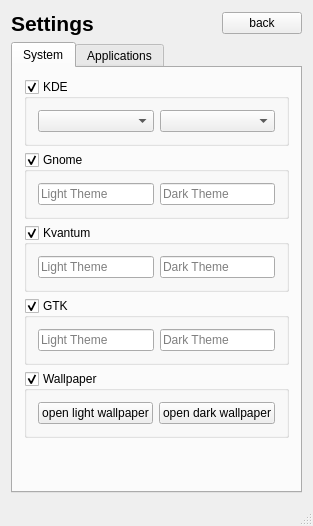
Old version of the form src/ui/settings.ui in the repository oskarsh/Yin-Yang.
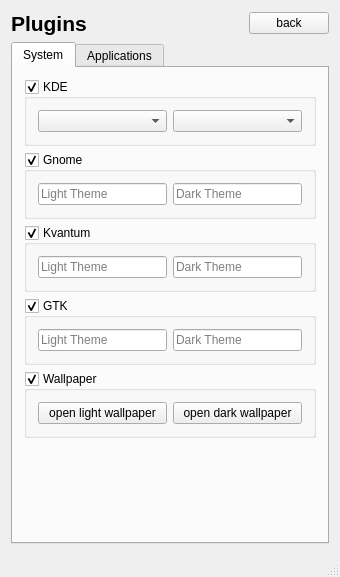
New version of the form. The open tabs and pages were chosen to show the change. Icons and pictures are not drawn.

What changed in the file:
```diff
--- a/src/ui/settings.ui
+++ b/src/ui/settings.ui
@@ -5,6 +5,14 @@
   <property name="enabled">
    <bool>true</bool>
   </property>
+  <property name="geometry">
+   <rect>
+    <x>0</x>
+    <y>0</y>
+    <width>340</width>
+    <height>577</height>
+   </rect>
+  </property>
   <property name="baseSize">
    <size>
     <width>260</width>
@@ -44,7 +52,7 @@
          </font>
         </property>
         <property name="text">
-         <string>Settings</string>
+         <string>Plugins</string>
         </property>
        </widget>
       </item>
```
Left out of the diff: 2 changed lines with no effect on the pictures.
